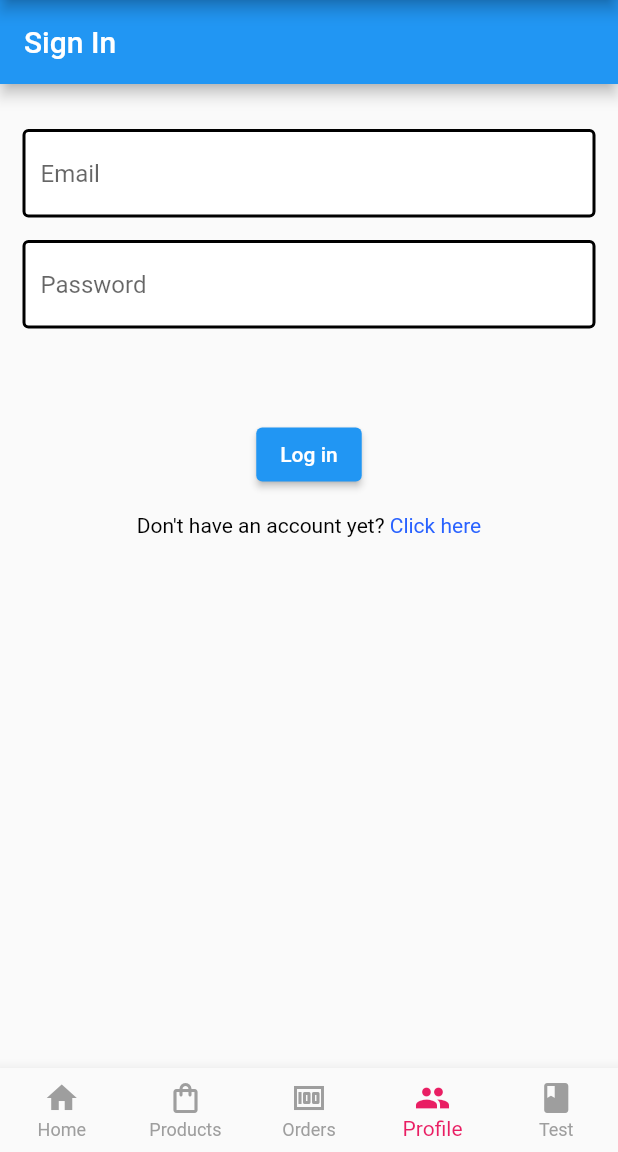
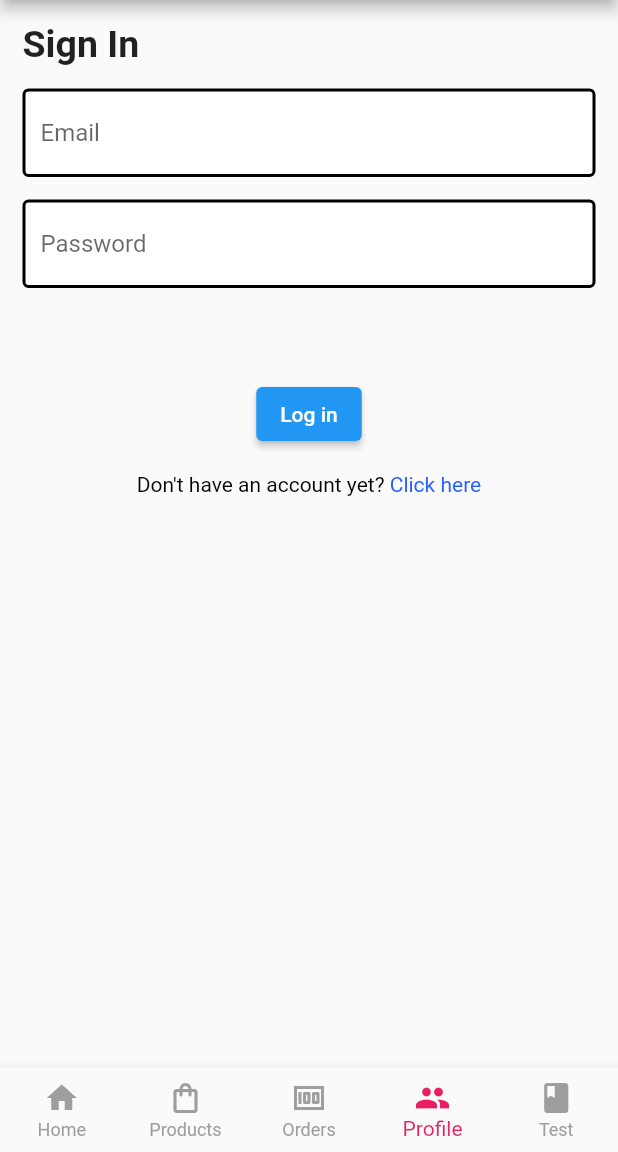
Before and after one commit to justforworkandstuff/coffee-app, a Flutter app: the screen it shows after launch, item 4 of the bottom bar chosen, on a phone screen of 412 x 824 dp, the part 84-1236 px from its top. Run offline on Flutter 3.47's test engine with Material 2 defaults, Android fonts, the light colour scheme and no system bars; our stand-ins replace cloud_firestore, firebase_auth, firebase_core, firebase_storage, flutter_spinkit, fluttertoast and 1 more; accounts and stored records are empty.

Commit message:
Fixes #28

```diff
--- a/lib/screens/signin.dart
+++ b/lib/screens/signin.dart
@@ -128,10 +128,6 @@ class _SignInState extends State<SignIn> {
     return loading
         ? Loading()
         : Scaffold(
-            appBar: AppBar(
-                title: Text(screenTitle == true
-                    ? screenText = 'Sign In'
-                    : screenText = 'Register')),
             body: Padding(
               padding: const EdgeInsets.all(15.0),
               child: SingleChildScrollView(
@@ -139,8 +135,19 @@ class _SignInState extends State<SignIn> {
                   child: Form(
                     key: _formKey,
                     child: Column(
+                      crossAxisAlignment: CrossAxisAlignment.start,
                       children: [
-                        Visibility(
+                        Text(
+                          screenTitle == true
+                              ? screenText = 'Sign In'
+                              : screenText = 'Register',
+                          style: TextStyle(
+                            fontWeight: FontWeight.bold,
+                            fontSize: 25.0,
+                          ),
+                        ),
+                        Center(
+                          child: Visibility(
                             visible: toggleRegister,
                             child: InkWell(
                               onTap: () {
@@ -156,6 +163,7 @@ class _SignInState extends State<SignIn> {
                                             fit: BoxFit.fill,
                                           )
                                         : Image.asset('assets/useravatar.png')),
+                              ),
                             ),
                           ),
                         ),
@@ -288,7 +296,8 @@ class _SignInState extends State<SignIn> {
                           ),
                         ),
                         SizedBox(height: 15.0),
-                        Visibility(
+                        Center(
+                          child: Visibility(
                             visible: toggleSignIn,
                             child: ElevatedButton(
                               onPressed: () async {
@@ -313,7 +322,9 @@ class _SignInState extends State<SignIn> {
                               child: Text('Log in'),
                             ),
                           ),
-                        Visibility(
+                        ),
+                        Center(
+                          child: Visibility(
                             visible: toggleRegister,
                             child: ElevatedButton(
                               onPressed: () async {
@@ -346,8 +357,10 @@ class _SignInState extends State<SignIn> {
                               child: Text('Register'),
                             ),
                           ),
+                        ),
                         SizedBox(height: 15.0),
-                        Visibility(
+                        Center(
+                          child: Visibility(
                             visible: toggleSignIn,
                             child: GestureDetector(
                               onTap: () {
@@ -369,7 +382,9 @@ class _SignInState extends State<SignIn> {
                               ),
                             ),
                           ),
-                        Visibility(
+                        ),
+                        Center(
+                          child: Visibility(
                             visible: toggleRegister,
                             child: GestureDetector(
                               onTap: () {
@@ -392,6 +407,7 @@ class _SignInState extends State<SignIn> {
                               // Text('Already have an account? Click here'),
                             ),
                           ),
+                        ),
                         SizedBox(height: 15.0),
                         Text(
                           error,
--- a/lib/shared/auth.dart
+++ b/lib/shared/auth.dart
@@ -181,10 +181,11 @@ class AuthService {
   }
 
   //received item
-  Future receivedShipmentFields(bool shipped) async {
+  Future receivedShipmentFields(String productID, String productName, double productPrice,
+  String id, int quantity, String ordered) async {
     try {
       return await DatabaseService(uid: _auth.currentUser!.uid)
-          .receivedShipment(shipped);
+          .receivedShipment(productID, productName, productPrice, id, quantity, ordered);
     } catch (e) {
       print(e.toString());
       return null;
```
Also changed, not shown: lib/screens/orders.dart (+29 -44 lines), lib/screens/shipmentdetails.dart (+27 -19 lines), lib/shared/database.dart (+31 -15 lines), pubspec.lock, 1 other file. Lines whose indentation alone changed are shown as unchanged.
